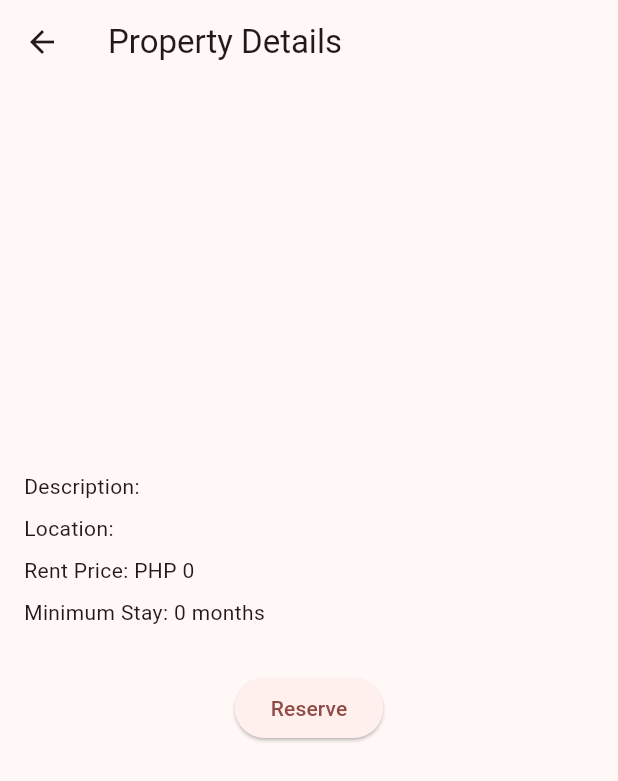
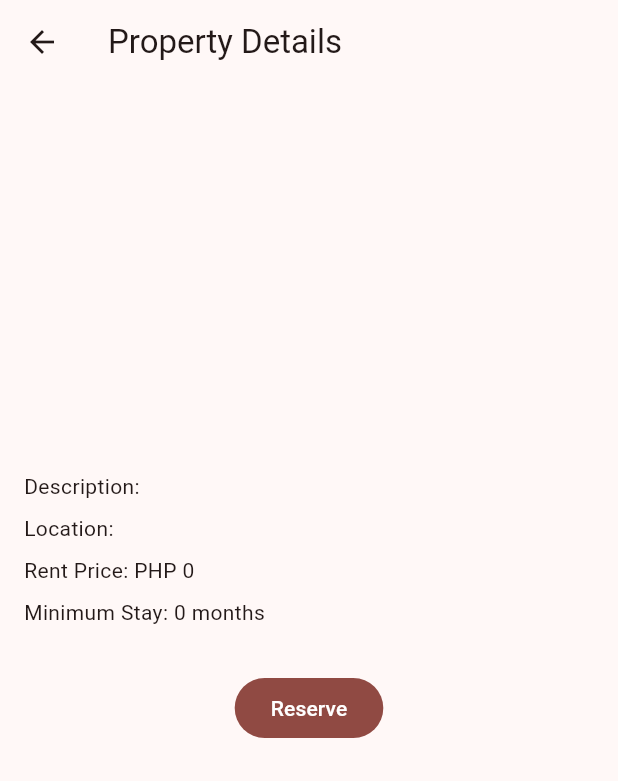
Before and after one commit to kb12233/rent_ease, a Flutter app: the AvailablePropertyDetailsUI screen opened directly with empty values, on a phone screen of 412 x 824 dp. Shown: the top 781 px of the screen. Run offline on Flutter 3.47's test engine with Material 3 defaults, Android fonts, the phone set to English and light mode, and no system bars; drawn by our look-alikes of photo_view; our stand-ins replace cached_network_image, cloud_firestore, firebase_auth, firebase_core, firebase_storage, fluttertoast and 2 more; missing offline and left inert: clipboard, dart:ffi, pay; accounts and stored records are empty.

Commit message:
Made some minor changes to UI

```diff
--- a/lib/controllers/payment_controller.dart
+++ b/lib/controllers/payment_controller.dart
@@ -163,6 +163,6 @@ class PaymentController {
     } catch (e) {
       debugPrint("Error getting last payment date: $e");
     }
-    return DateTime(2000); // Return a default date if no payment found
+    return DateTime(2024); // Return a default date if no payment found
   }
 }
--- a/lib/views/available_property_details_UI.dart
+++ b/lib/views/available_property_details_UI.dart
@@ -76,7 +76,7 @@ class _AvailablePropertyDetailsUIState
                   Row(
                     mainAxisAlignment: MainAxisAlignment.center,
                     children: [
-                      ElevatedButton(
+                      FilledButton(
                         onPressed: () async {
                           bool isCurrentUserTenant =
                               await isUserTenant(user.uid);
```
